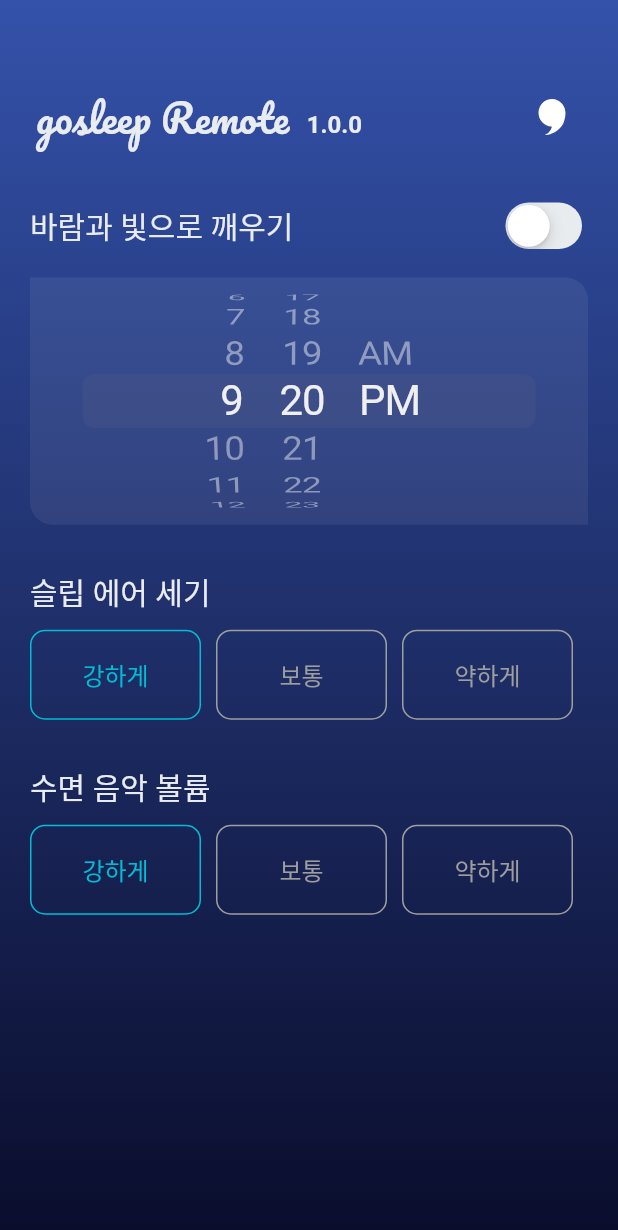
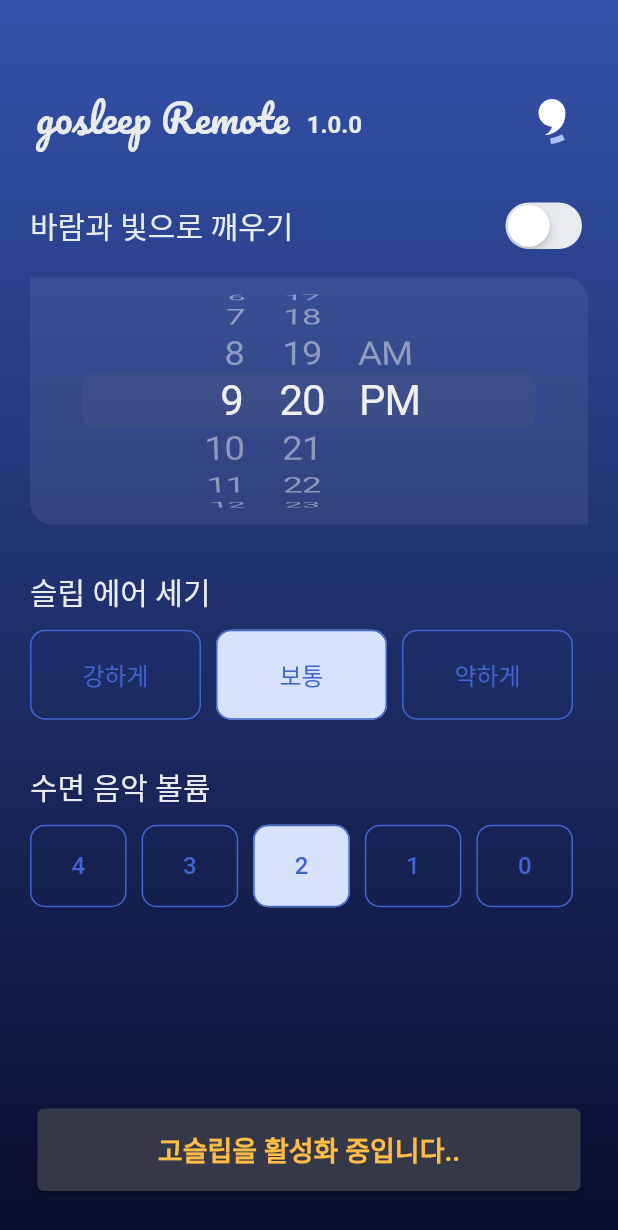
Before and after one commit to tnqkr98/gosleep_remote_flutter, a Flutter app: the screen it shows after launch, on a phone screen of 412 x 824 dp. Shown: the top 1230 px of the screen. Run offline on Flutter 3.47's test engine with Material 2 defaults, Android fonts, the phone set to English and light mode, and no system bars; our stand-ins replace flutter_svg; Roboto replaces fonts that are missing (SpoqaHanSansNeo).

Commit message:
Set Basic UI/UX Design

```diff
--- a/lib/SleepMainWidget.dart
+++ b/lib/SleepMainWidget.dart
@@ -14,7 +14,6 @@ class SleepMainWidget extends StatefulWidget{
 class _SleepMainWidget extends State<SleepMainWidget>{
   @override
   void initState() {
-
   }
 
   @override
@@ -29,15 +28,48 @@ class _SleepMainWidget extends State<SleepMainWidget>{
           )
         ),
         child: Center(
-          child:Column(
+          child:Stack(
+            children:[
+              Column(
                 mainAxisAlignment: MainAxisAlignment.start,
                 children: const <Widget>[
                   GosleepTitle(),
                   GosleepBody()
                 ],
               ),
+              Positioned(
+                bottom: 30,
+                width: MediaQuery.of(context).size.width,
+                child: Center(
+                  child:Container(
+                    width: MediaQuery.of(context).size.width,
+                    height: 55,
+                    padding: const EdgeInsets.only(right: 25,left:25),
+                    child: ElevatedButton(
+                      onPressed: () {},
+                      style: ButtonStyle(
+                        backgroundColor: MaterialStateProperty.resolveWith<Color>((states) {
+                          return GosleepColors.gray_80;
+                        }),
+                      ),
+                      child: const Text(
+                        '고슬립을 활성화 중입니다..',
+                        style: TextStyle(
+                            fontWeight: FontWeight.w700,
+                            fontFamily: "SpoqaHanSansNeo",
+                            fontStyle:  FontStyle.normal,
+                            fontSize: 18.0,
+                            color: GosleepColors.yellow_70
+                        )),
+                    ),
+                  )
+                )
+              )
+            ]
+          )
         ),
       ),
+      //floatingActionButton:
     );
   }
 }
@@ -50,6 +82,8 @@ class GosleepTitle extends StatefulWidget{
 }
 
 class _GosleepTitle extends State<GosleepTitle> {
+  bool bleConnected = false;
+
   @override
   Widget build(BuildContext context) {
     return Padding(
@@ -75,12 +109,21 @@ class _GosleepTitle extends State<GosleepTitle> {
               ],
             ),
           ),
+          Stack(
+            children: [
               SvgPicture.asset(
                 'assets/images/ic_logo_40.svg',
                 width: 40,
                 height: 40,
                 color: Colors.white,
+              ),
+              Center(
+                child: CircularProgressIndicator(
+                  color: bleConnected == true ? Colors.transparent : GosleepColors.blue_20,
+                ),
               )
+            ],
+          ),
         ],
       ),
     );
@@ -97,22 +140,21 @@ class GosleepBody extends StatefulWidget{
 class _GosleepBody extends State<GosleepBody> {
   var isAlarmOn = false;
 
-  int selectedAir = 0;
+  int selectedAir = 1;
   List<String> airList = ['강하게','보통','약하게'];
-  late List<Widget> airRadioList;
 
-  int selectedSound = 0;
+  int selectedSound = 2;
   List<String> soundList = ['4','3','2','1','0'];
-
 
   @override
   void initState() {
-    //for()
-    // TODO - 반복문으로 라디오 버튼 위젯 초기화 리팩토링.
+    super.initState();
+    // TODO selected 값 초기화 (sharedPreference)
   }
 
   @override
   Widget build(BuildContext context) {
+
     return Padding(
       padding: const EdgeInsets.only(top: 30,left: 20,right: 20),
       child: SingleChildScrollView(
@@ -121,7 +163,7 @@ class _GosleepBody extends State<GosleepBody> {
             Row(
               children: [
                 const Expanded(
-                    child:Text('바람과 빛으로 깨우기',style: GosleepTextStyles.title3Medium_KOR,)
+                    child:Text('바람과 빛으로 깨우기',style: GosleepFontStyles.title3Medium_KOR,)
                 ),
                 CupertinoSwitch(
                   activeColor: GosleepColors.yellow_70,
@@ -161,32 +203,18 @@ class _GosleepBody extends State<GosleepBody> {
               padding: const EdgeInsets.only(top: 30),
               child:Row(
                 children: const [
-                  Text('슬립 에어 세기',style: GosleepTextStyles.title3Medium_KOR,),
+                  Text('슬립 에어 세기',style: GosleepFontStyles.title3Medium_KOR,),
                 ],
               ) ,
             ),
             Padding(
                 padding: const EdgeInsets.only(top: 10),
                 child:Row(
-                  children: [
-                    Expanded(
-                      child: Padding(
+                  children: [for(int i=0;i<3;i++)
+                    Expanded(child: Padding(
                       padding: const EdgeInsets.only(right: 10),
-                        child: customRadio(airList[0], 0),
-                      ),
-                    ),
-                    Expanded(
-                      child: Padding(
-                        padding: const EdgeInsets.only(right: 10),
-                        child: customRadio(airList[1], 1),
-                      ),
-                    ),
-                    Expanded(
-                      child: Padding(
-                        padding: const EdgeInsets.only(right: 10),
-                        child: customRadio(airList[2], 2),
-                      ),
-                    ),
+                      child: customRadio1(airList[i], i),),
+                    )
                   ],
                 )
             ),
@@ -194,32 +222,18 @@ class _GosleepBody extends State<GosleepBody> {
               padding: const EdgeInsets.only(top: 30),
               child:Row(
                 children: const [
-                  Text('수면 음악 볼륨',style: GosleepTextStyles.title3Medium_KOR,),
+                  Text('수면 음악 볼륨',style: GosleepFontStyles.title3Medium_KOR,),
                 ],
               ) ,
             ),
             Padding(
                 padding: const EdgeInsets.only(top: 10),
                 child:Row(
-                  children: [
-                    Expanded(
-                      child: Padding(
+                  children: [for(int i=0;i<5;i++)
+                    Expanded(child: Padding(
                       padding: const EdgeInsets.only(right: 10),
-                        child: customRadio(airList[0], 0),
-                      ),
-                    ),
-                    Expanded(
-                      child: Padding(
-                        padding: const EdgeInsets.only(right: 10),
-                        child: customRadio(airList[1], 1),
-                      ),
-                    ),
-                    Expanded(
-                      child: Padding(
-                        padding: const EdgeInsets.only(right: 10),
-                        child: customRadio(airList[2], 2),
-                      ),
-                    ),
+                      child: customRadio2(soundList[i], i),),
+                    )
                   ],
                 )
             )
@@ -229,24 +243,68 @@ class _GosleepBody extends State<GosleepBody> {
     );
   }
 
-  Widget customRadio(String txt, int index){
-    return OutlineButton(
+  Widget customRadio1(String txt, int index){
+    return OutlinedButton(
       onPressed: () {
         setState((){
           selectedAir = index;
         });
       },
-      padding: const EdgeInsets.all(18),
-      shape: RoundedRectangleBorder(borderRadius: BorderRadius.circular(10.0)),
-      borderSide: BorderSide(color: selectedAir == index ? Colors.cyan : Colors.grey),
-      color: Colors.cyan,
-      child: Text(txt,
-          style: TextStyle(
-              color: selectedAir == index ? Colors.cyan : Colors.grey,
+      child: Text(
+        txt,
+        style: const TextStyle(
+            color: GosleepColors.blue_40,
             fontFamily: 'SpoqaHanSansNeo',
             fontSize: 16
         ),
       ),
+      style: ButtonStyle(
+        backgroundColor: MaterialStateProperty.resolveWith<Color>((states) {
+          return selectedAir == index ? GosleepColors.blue_10 : Colors.transparent;
+        }),
+        side:MaterialStateProperty.resolveWith((states) {
+          return const BorderSide(color: GosleepColors.blue_40, width: 1);
+        }),
+        padding: MaterialStateProperty.resolveWith<EdgeInsetsGeometry>((_) {
+          return const EdgeInsets.all(18);
+        }),
+        shape: MaterialStateProperty.resolveWith<OutlinedBorder>((_) {
+          return RoundedRectangleBorder(borderRadius: BorderRadius.circular(10));
+        }),
+      ),
+    );
+  }
+
+  Widget customRadio2(String txt, int index) {
+    return OutlinedButton(
+      onPressed: () {
+        setState(() {
+          selectedSound = index;
+        });
+      },
+      child: Text(
+        txt,
+        style: const TextStyle(
+            color: GosleepColors.blue_40,
+            fontFamily: 'SpoqaHanSansNeo',
+            fontSize: 16
+        ),
+      ),
+      style: ButtonStyle(
+        backgroundColor: MaterialStateProperty.resolveWith<Color>((states) {
+          return selectedSound == index ? GosleepColors.blue_10 : Colors.transparent;
+        }),
+        side: MaterialStateProperty.resolveWith((states) {
+          return const BorderSide(color: GosleepColors.blue_40, width: 1);
+        }),
+        padding: MaterialStateProperty.resolveWith<EdgeInsetsGeometry>((_) {
+          return const EdgeInsets.all(18);
+        }),
+        shape: MaterialStateProperty.resolveWith<OutlinedBorder>((_) {
+          return RoundedRectangleBorder(
+              borderRadius: BorderRadius.circular(10));
+        }),
+      ),
     );
   }
 }
--- a/lib/style/GosleepFontStyle.dart
+++ b/lib/style/GosleepFontStyle.dart
@@ -1,7 +1,7 @@
 import 'package:flutter/material.dart';
 import 'GosleepColorPalette.dart';
 
-class GosleepTextStyles {
+class GosleepFontStyles {
   static const title1Bold_KOR = TextStyle(
       fontWeight: FontWeight.w700,
       fontFamily: "SpoqaHanSansNeo",
```
Also changed, not shown: lib/Ble.dart (added), lib/DistanceDialog.dart (added), lib/LoadingDialog.dart (added). Lines whose indentation alone changed are shown as unchanged.
